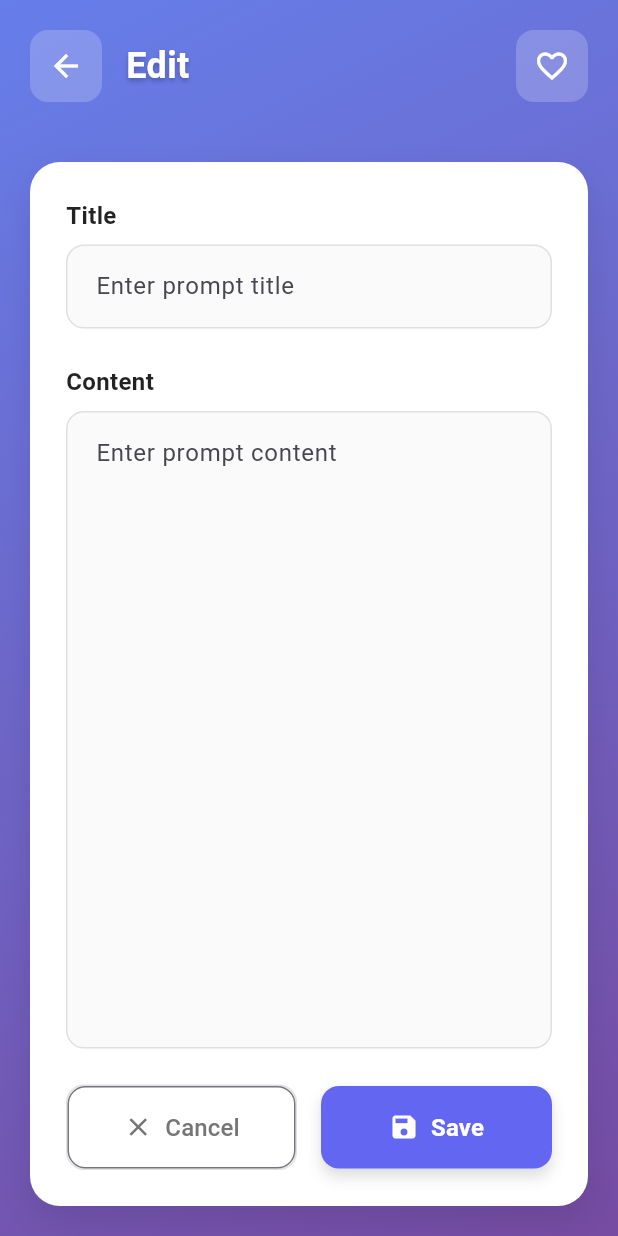
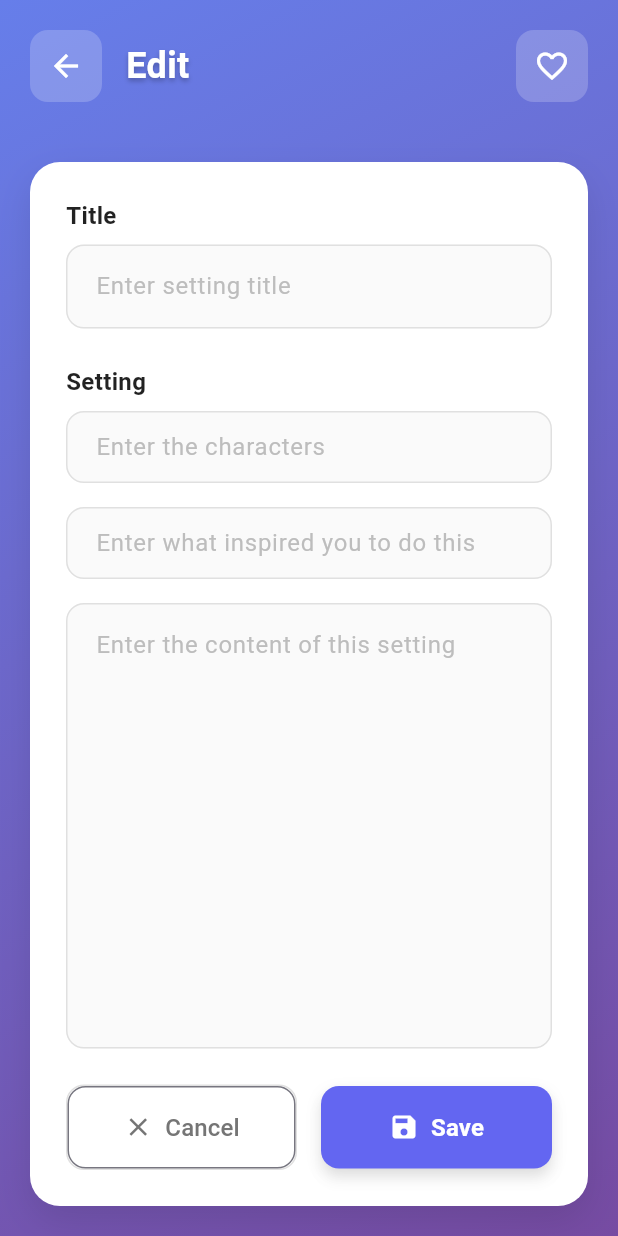
Before and after one commit to FinleyCox/prompta, a Flutter app: the EditPromptPage screen opened directly with empty values, on a phone screen of 412 x 824 dp. Run offline on Flutter 3.47's test engine with Material 3 defaults, Android fonts, the phone set to English and light mode, and no system bars; our stand-ins replace hive, hive_flutter; missing offline and left inert: slang; accounts and stored records are empty; generated files the repository leaves out were written again.

Commit message:
feature:設定の作成

```diff
--- a/lib/i18n/en.i18n.json
+++ b/lib/i18n/en.i18n.json
@@ -10,31 +10,41 @@
     },
     "addNewPage": {
         "title": "Add New",
+        "titleHint": "Enter the title of this setting",
+        "trigger": "What inspired you to do this?",
+        "triggerHint": "Enter what inspired you to do this",
+        "character": "Characters",
+        "characterHint": "Enter the characters",
         "content": "Content",
-        "titleHint": "Enter prompt title",
-        "contentHint": "Enter prompt content",
+        "contentHint": "Enter the content of this setting",
         "save": "Save",
-        "cancel": "Cancel"
+        "cancel": "Cancel",
+        "setting": "Setting"
     },
     "editPromptPage": {
         "title": "Edit",
         "titleLabel": "Title",
-        "titleHint": "Enter prompt title",
+        "titleHint": "Enter setting title",
+        "triggerLabel": "What inspired you to do this?",
+        "triggerHint": "Enter what inspired you to do this",
+        "characterLabel": "Characters",
+        "characterHint": "Enter the characters",
         "contentLabel": "Content",
-        "contentHint": "Enter prompt content",
+        "contentHint": "Enter the content of this setting",
         "save": "Save",
-        "cancel": "Cancel"
+        "cancel": "Cancel",
+        "setting": "Setting"
     },
     "promptListPage": {
-        "title": "Prompt List",
+        "title": "Settings List",
         "search": "Search",
-        "searchHint": "Search prompts...",
+        "searchHint": "Search settings...",
         "favourites": "Favourites",
         "all": "All",
-        "noPrompts": "No Prompts",
+        "noPrompts": "No Settings",
         "noFavourites": "No Favourites",
-        "noPromptsMessage": "Try adding a new prompt",
-        "promptCount": "prompts",
+        "noPromptsMessage": "Try adding a new setting",
+        "promptCount": "settings",
         "edit": "Edit",
         "delete": "Delete",
         "deleteConfirm": "Delete Confirmation",
--- a/lib/models/prompt_model.dart
+++ b/lib/models/prompt_model.dart
@@ -11,20 +11,28 @@ class PromptModel extends HiveObject {
   String title;
 
   @HiveField(2)
+  String trigger;
+
+  @HiveField(3)
+  String character;
+
+  @HiveField(4)
   String content;
 
-  @HiveField(3)
+  @HiveField(5)
   bool isFavorite;
 
-  @HiveField(4)
+  @HiveField(6)
   DateTime createdAt;
 
-  @HiveField(5)
+  @HiveField(7)
   DateTime updatedAt;
 
   PromptModel({
     required this.id,
-    required this.title,
+    this.title = '',
+    this.trigger = '',
+    this.character = '',
     required this.content,
     this.isFavorite = false,
     required this.createdAt,
@@ -34,6 +42,8 @@ class PromptModel extends HiveObject {
   PromptModel copyWith({
     String? id,
     String? title,
+    String? trigger,
+    String? character,
     String? content,
     bool? isFavorite,
     DateTime? createdAt,
@@ -42,6 +52,8 @@ class PromptModel extends HiveObject {
     return PromptModel(
       id: id ?? this.id,
       title: title ?? this.title,
+      trigger: trigger ?? this.trigger,
+      character: character ?? this.character,
       content: content ?? this.content,
       isFavorite: isFavorite ?? this.isFavorite,
       createdAt: createdAt ?? this.createdAt,
--- a/lib/pages/edit_prompt_page.dart
+++ b/lib/pages/edit_prompt_page.dart
@@ -15,6 +15,8 @@ class EditPromptPage extends StatefulWidget {
 class _EditPromptPageState extends State<EditPromptPage>
     with TickerProviderStateMixin {
   late TextEditingController _titleController;
+  late TextEditingController _triggerController;
+  late TextEditingController _characterController;
   late TextEditingController _contentController;
   late bool _isFavorite;
   late AnimationController _animationController;
@@ -25,6 +27,8 @@ class _EditPromptPageState extends State<EditPromptPage>
   void initState() {
     super.initState();
     _titleController = TextEditingController(text: widget.prompt.title);
+    _triggerController = TextEditingController(text: widget.prompt.trigger);
+    _characterController = TextEditingController(text: widget.prompt.character);
     _contentController = TextEditingController(text: widget.prompt.content);
     _isFavorite = widget.prompt.isFavorite;
 
@@ -45,6 +49,8 @@ class _EditPromptPageState extends State<EditPromptPage>
   void dispose() {
     _animationController.dispose();
     _titleController.dispose();
+    _triggerController.dispose();
+    _characterController.dispose();
     _contentController.dispose();
     super.dispose();
   }
@@ -163,6 +169,9 @@ class _EditPromptPageState extends State<EditPromptPage>
                                 controller: _titleController,
                                 decoration: InputDecoration(
                                   hintText: translations.titleHint,
+                                  hintStyle: TextStyle(
+                                    color: Colors.grey.shade400,
+                                  ),
                                   filled: true,
                                   fillColor: Colors.grey.shade50,
                                   border: OutlineInputBorder(
@@ -178,7 +187,7 @@ class _EditPromptPageState extends State<EditPromptPage>
                               ),
                               const SizedBox(height: 24),
                               Text(
-                                translations.contentLabel,
+                                translations.setting,
                                 style: const TextStyle(
                                   fontSize: 16,
                                   fontWeight: FontWeight.bold,
@@ -187,25 +196,86 @@ class _EditPromptPageState extends State<EditPromptPage>
                               ),
                               const SizedBox(height: 8),
                               Expanded(
+                                child: Column(
+                                  children: [
+                                    TextField(
+                                      controller: _characterController,
+                                      maxLines: 1,
+                                      decoration: InputDecoration(
+                                        hintText: translations.characterHint,
+                                        hintStyle: TextStyle(
+                                          color: Colors.grey.shade400,
+                                        ),
+                                        filled: true,
+                                        fillColor: Colors.grey.shade50,
+                                        border: OutlineInputBorder(
+                                          borderRadius: BorderRadius.circular(
+                                            12,
+                                          ),
+                                          borderSide: BorderSide.none,
+                                        ),
+                                        contentPadding:
+                                            const EdgeInsets.symmetric(
+                                              horizontal: 16,
+                                              vertical: 12,
+                                            ),
+                                      ),
+                                      style: const TextStyle(fontSize: 16),
+                                    ),
+                                    const SizedBox(height: 16),
+                                    TextField(
+                                      controller: _triggerController,
+                                      maxLines: 1,
+                                      decoration: InputDecoration(
+                                        hintText: translations.triggerHint,
+                                        hintStyle: TextStyle(
+                                          color: Colors.grey.shade400,
+                                        ),
+                                        filled: true,
+                                        fillColor: Colors.grey.shade50,
+                                        border: OutlineInputBorder(
+                                          borderRadius: BorderRadius.circular(
+                                            12,
+                                          ),
+                                          borderSide: BorderSide.none,
+                                        ),
+                                        contentPadding:
+                                            const EdgeInsets.symmetric(
+                                              horizontal: 16,
+                                              vertical: 12,
+                                            ),
+                                      ),
+                                      style: const TextStyle(fontSize: 16),
+                                    ),
+                                    const SizedBox(height: 16),
+                                    Expanded(
                                       child: TextField(
                                         controller: _contentController,
                                         maxLines: null,
                                         expands: true,
-                                  textAlignVertical: TextAlignVertical.top,
+                                        textAlignVertical:
+                                            TextAlignVertical.top,
                                         decoration: InputDecoration(
                                           hintText: translations.contentHint,
+                                          hintStyle: TextStyle(
+                                            color: Colors.grey.shade400,
+                                          ),
                                           filled: true,
                                           fillColor: Colors.grey.shade50,
                                           border: OutlineInputBorder(
-                                      borderRadius: BorderRadius.circular(12),
+                                            borderRadius: BorderRadius.circular(
+                                              12,
+                                            ),
                                             borderSide: BorderSide.none,
                                           ),
-                                    contentPadding: const EdgeInsets.all(16),
+                                          contentPadding: const EdgeInsets.all(
+                                            16,
                                           ),
-                                  style: const TextStyle(
-                                    fontSize: 16,
-                                    height: 1.5,
                                         ),
+                                        style: const TextStyle(fontSize: 16),
+                                      ),
+                                    ),
+                                  ],
                                 ),
                               ),
                               const SizedBox(height: 24),
@@ -318,17 +388,6 @@ class _EditPromptPageState extends State<EditPromptPage>
 
   void _savePrompt() async {
     final validation = context.t.validation;
-    if (_titleController.text.trim().isEmpty) {
-      ScaffoldMessenger.of(context).showSnackBar(
-        SnackBar(
-          content: Text(validation.titleRequired),
-          backgroundColor: Colors.red.shade400,
-          behavior: SnackBarBehavior.floating,
-          shape: RoundedRectangleBorder(borderRadius: BorderRadius.circular(8)),
-        ),
-      );
-      return;
-    }
 
     if (_contentController.text.trim().isEmpty) {
       ScaffoldMessenger.of(context).showSnackBar(
@@ -344,6 +403,8 @@ class _EditPromptPageState extends State<EditPromptPage>
 
     final updatedPrompt = widget.prompt.copyWith(
       title: _titleController.text.trim(),
+      trigger: _triggerController.text.trim(),
+      character: _characterController.text.trim(),
       content: _contentController.text.trim(),
       isFavorite: _isFavorite,
       updatedAt: DateTime.now(),
--- a/lib/services/hive_service.dart
+++ b/lib/services/hive_service.dart
@@ -79,4 +79,9 @@ class HiveService {
   static Future<void> close() async {
     await _promptBox?.close();
   }
+
+  // データベースをクリア（開発用）
+  static Future<void> clearDatabase() async {
+    await _promptBox?.clear();
+  }
 }
```
Also changed, not shown: lib/i18n/ja.i18n.json (+21 -11 lines), lib/main.dart (+5 -4 lines), lib/pages/add_new_page.dart (+48 -25 lines), lib/pages/prompt_list_page.dart (+15 -1 lines), lib/i18n/strings.g.dart, lib/i18n/strings_en.g.dart, lib/i18n/strings_ja.g.dart, lib/models/prompt_model.g.dart, pubspec.lock, 3 other files. Lines whose indentation alone changed are shown as unchanged.
